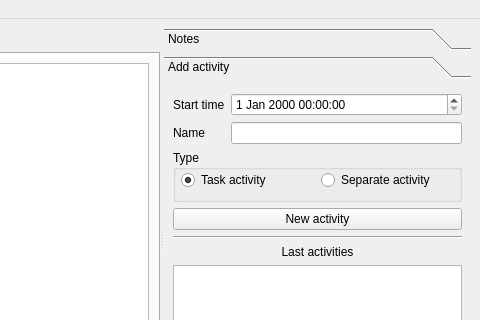
The window that mainwindow.ui (ya-breeze/TM) describes before a commit, drawn with Qt 5; both pictures show x 160 to 640 and y 0 to 320 of the 640 by 480 pixel window.
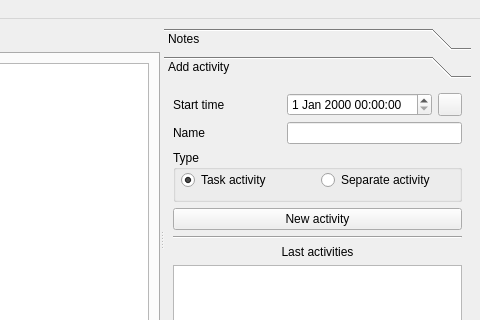
The same window after the commit.

Patch:
```diff
--- a/mainwindow.ui
+++ b/mainwindow.ui
@@ -162,6 +162,9 @@
            <item row="0" column="1">
             <widget class="QDateTimeEdit" name="teActivityStartTime"/>
            </item>
+           <item row="0" column="2">
+            <widget class="QToolButton" name="btnUpdateTime"/>
+           </item>
            <item row="1" column="0">
             <widget class="QLabel" name="label_4">
              <property name="text">
@@ -169,7 +172,7 @@
              </property>
             </widget>
            </item>
-           <item row="1" column="1">
+           <item row="1" column="1" colspan="2">
             <widget class="QLineEdit" name="leActivityName"/>
            </item>
           </layout>
```
Left out of the diff: 7 changed lines with no effect on the pictures.
